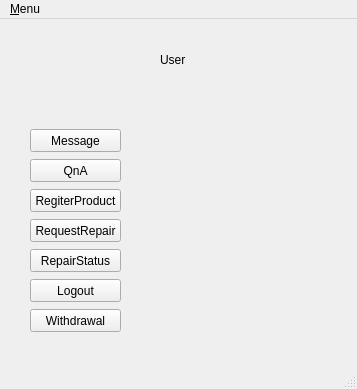
Old version of the form FiveOfRuler/UserWindow.ui in the repository simneol/JuDeP.
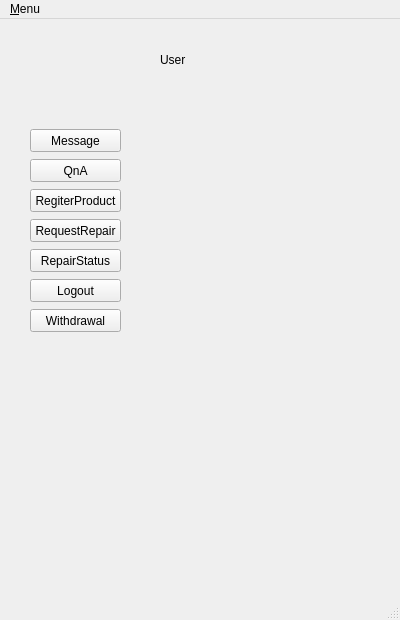
New version of the form.

Diff of the .ui file:
```diff
--- a/FiveOfRuler/UserWindow.ui
+++ b/FiveOfRuler/UserWindow.ui
@@ -6,8 +6,8 @@
    <rect>
     <x>0</x>
     <y>0</y>
-    <width>357</width>
-    <height>389</height>
+    <width>400</width>
+    <height>620</height>
    </rect>
   </property>
   <property name="windowTitle">
@@ -124,7 +124,7 @@
     <rect>
      <x>0</x>
      <y>0</y>
-     <width>357</width>
+     <width>400</width>
      <height>21</height>
     </rect>
    </property>
```
Left out of the diff: 16 changed lines with no effect on the pictures.
